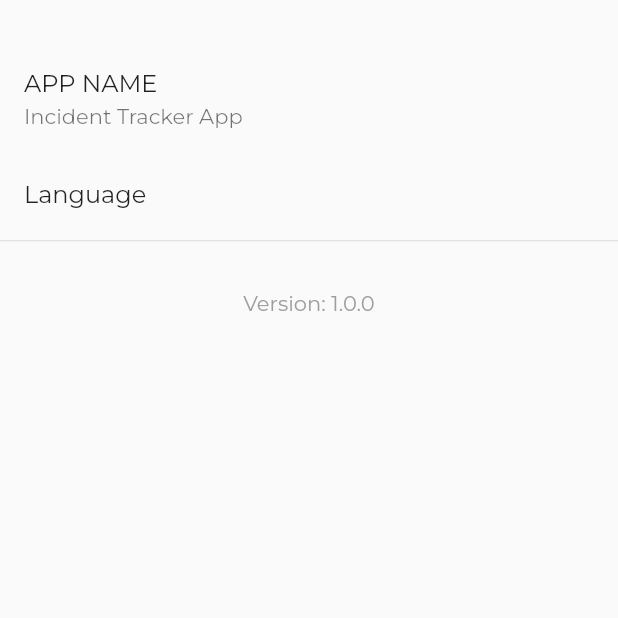
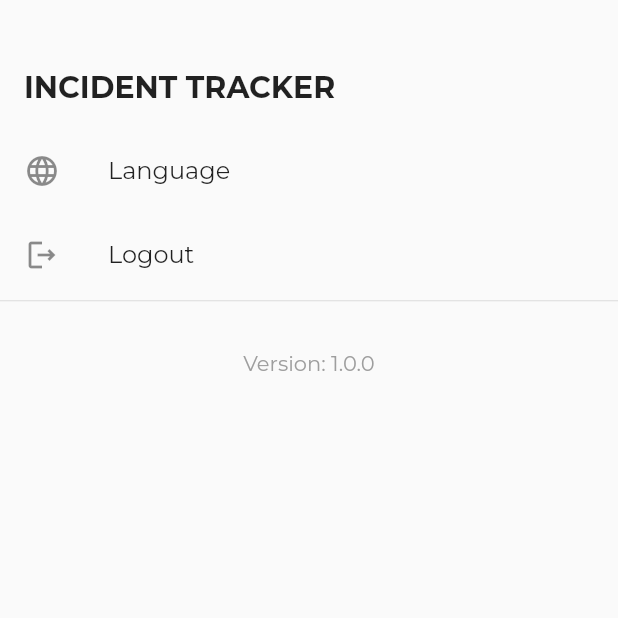
Before and after one commit to mucyorene/incidentTrackerApp, a Flutter app: the SettingsScreen screen opened directly, on a phone screen of 412 x 824 dp, the top half of it. Run offline on Flutter 3.47's test engine with Material 3 defaults, Android fonts, the phone set to English and light mode, and no system bars; our stand-ins replace dio, easy_localization, extended_image, flutter_riverpod, flutter_secure_storage, go_router and 2 more; accounts and stored records are empty.

Commit message:
Refactored setting screen by improving UI

```diff
--- a/lib/views/home_pages/settings_screen.dart
+++ b/lib/views/home_pages/settings_screen.dart
@@ -35,11 +35,22 @@ class _SettingsScreenState extends ConsumerState<SettingsScreen> {
             Padding(
               padding: const EdgeInsets.only(top: 30),
               child: ListTile(
-                title: Text("APP NAME"),
-                subtitle: Text("Incident Tracker App"),
+                title: Text(
+                  "INCIDENT TRACKER",
+                  style: TextStyle(fontWeight: FontWeight.bold, fontSize: 20),
+                ),
               ),
             ),
-            ListTile(title: Text("Language")),
+            ListTile(
+              title: Text("Language"),
+              onTap: () {},
+              leading: Icon(Icons.language),
+            ),
+            ListTile(
+              title: Text("Logout"),
+              onTap: () {},
+              leading: Icon(Icons.logout_outlined),
+            ),
             Divider(height: 5),
             const SizedBox(height: 30),
             Text(
```
